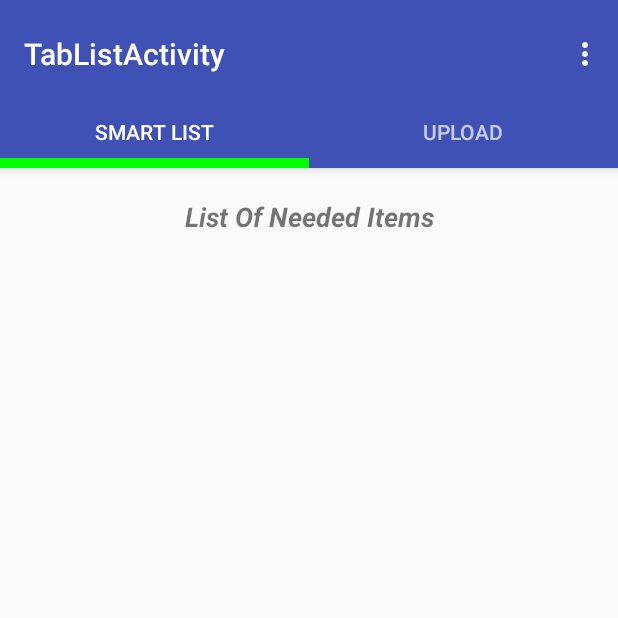
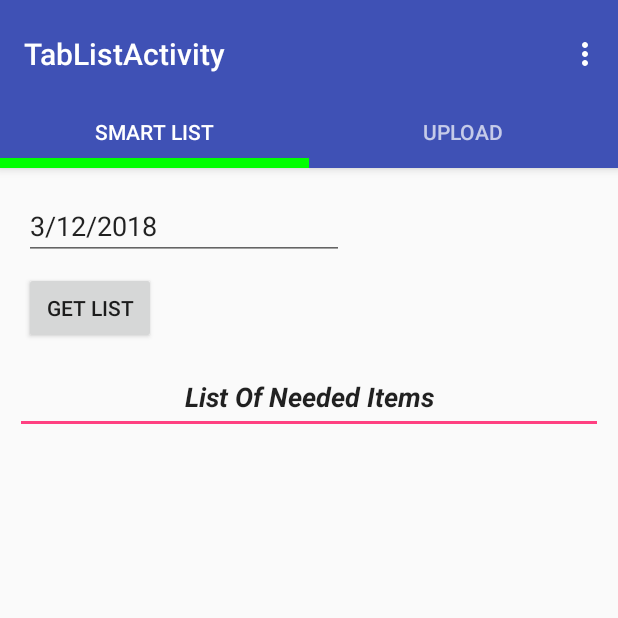
Before and after one commit to abhinandan27/SEgroupH, an Android app: the TabListActivity screen opened directly, with no data from a screen before it, in the options menu, after a tap on "Clear Data", on a phone screen of 412 x 824 dp, the top half of it. Run offline under Robolectric (Android 15) with nearby library versions, the phone set to English and light mode, and no system bars; our stand-ins replace Volley; network calls fail; 1 statement that could not run was skipped.

Commit message:
GetList with DatePicker

```diff
--- a/ShoppingList/app/src/main/java/com/prashant/shoppinglist/SmartListTab.java
+++ b/ShoppingList/app/src/main/java/com/prashant/shoppinglist/SmartListTab.java
@@ -1,24 +1,218 @@
 package com.prashant.shoppinglist;
 
+import android.app.DatePickerDialog;
+import android.icu.util.Calendar;
 import android.os.Bundle;
 import android.support.v4.app.Fragment;
 import android.view.LayoutInflater;
 import android.view.View;
 import android.view.ViewGroup;
 import android.widget.ArrayAdapter;
+import android.widget.Button;
+import android.widget.DatePicker;
+import android.widget.EditText;
 import android.widget.ListAdapter;
 import android.widget.ListView;
+import android.widget.ProgressBar;
+import android.widget.Toast;
+
+import com.android.volley.AuthFailureError;
+import com.android.volley.Request;
+import com.android.volley.RequestQueue;
+import com.android.volley.Response;
+import com.android.volley.VolleyError;
+import com.android.volley.toolbox.StringRequest;
+import com.android.volley.toolbox.Volley;
+import com.google.gson.Gson;
+import com.google.gson.reflect.TypeToken;
+
+import java.lang.reflect.Type;
+import java.text.SimpleDateFormat;
+import java.util.ArrayList;
+import java.util.HashMap;
+import java.util.List;
+import java.util.Map;
 
 /**
  * Created by Prashant on 2/12/2018.
  */
 
 public class SmartListTab extends Fragment {
+    EditText shopping_date;
+    Button btn_get_list;
+    private DatePickerDialog.OnDateSetListener mDateListener;
     public View onCreateView(LayoutInflater inflater, ViewGroup container,
                              Bundle savedInstanceState) {
 
             //getting the first part
             final View rootView = inflater.inflate(R.layout.smart_list_fragment, container, false);
+
+        shopping_date=(EditText)rootView.findViewById(R.id.shopping_date);
+
+        //setting a default date
+        Calendar cal=Calendar.getInstance();
+        int year_c=cal.get(Calendar.YEAR);
+        int month_c=cal.get(Calendar.MONTH)+1;
+        int day_c=cal.get(Calendar.DATE);
+
+        String date_c=String.valueOf(month_c)+"/"+String.valueOf(day_c)+"/"+String.valueOf(year_c);
+        final String default_date=String.valueOf(year_c)+String.valueOf(month_c)+String.valueOf(day_c);
+        shopping_date.setText(date_c);
+
+        shopping_date.setOnClickListener(new View.OnClickListener() {
+            @Override
+            public void onClick(View v) {
+                Calendar cal=Calendar.getInstance();
+                int year=cal.get(Calendar.YEAR);
+                int month=cal.get(Calendar.MONTH);
+                int date=cal.get(Calendar.DATE);
+                DatePickerDialog dialog=new DatePickerDialog(getContext(),android.R.style.Theme_DeviceDefault_Light,mDateListener,year,month,date);
+                dialog.show();
+            }
+        });
+
+        mDateListener=new DatePickerDialog.OnDateSetListener(){
+
+            @Override
+            public void onDateSet(DatePicker view, int year, int month, int dayOfMonth) {
+                String date=(month+1)+"/"+dayOfMonth+"/"+year;
+                shopping_date.setText(date);
+
+                //setting date of all other items to same
+
+
+            }
+        };
+
+
+        btn_get_list=(Button)rootView.findViewById(R.id.get_list_button);
+
+        btn_get_list.setOnClickListener(new View.OnClickListener() {
+            @Override
+            public void onClick(View v) {
+
+                enableListProgressBar(rootView);
+                /*
+                String arr[]=new StringBuilder(shopping_date.getText()).toString().split("/");
+                SimpleDateFormat sdf=new SimpleDateFormat("YYYYMMdd");
+                Calendar cal=Calendar.getInstance();
+
+                cal.set(Integer.parseInt(arr[2]),Integer.parseInt(arr[0])-1,Integer.parseInt(arr[1]));
+                // Toast.makeText(getContext(),sdf.format(cal.getTime()),Toast.LENGTH_LONG).show();
+                String parsedDate=sdf.format(cal.getTime());
+
+
+                */
+
+                setDefaultTabWithSmartList(rootView);
+            }
+        });
+
             return  rootView;
     }
+
+
+
+    public void setDefaultTabWithSmartList(final View v)
+    {  // enableListProgressBar(v);
+        //get ietms from from server
+        Bundle b=getActivity().getIntent().getExtras();
+        String user=b.getString("emailId");
+        //String user="a";
+        String arr[]=new StringBuilder(shopping_date.getText()).toString().split("/");
+        SimpleDateFormat sdf=new SimpleDateFormat("YYYYMMdd");
+        Calendar cal=Calendar.getInstance();
+
+        cal.set(Integer.parseInt(arr[2]),Integer.parseInt(arr[0])-1,Integer.parseInt(arr[1]));
+         //Toast.makeText(getContext(),arr[2],Toast.LENGTH_LONG).show();
+        String parsedDate=sdf.format(cal.getTime());
+        //String parsedDate="20180312";
+
+        final String url="http://"+Server.serverAddress+"/Shopping/getList?emailId="+user+"date="+parsedDate;
+        //Toast.makeText(getContext(),parsedDate,Toast.LENGTH_LONG).show();
+
+        StringRequest req=new StringRequest(Request.Method.GET, url, new Response.Listener<String>() {
+
+            @Override
+            public void onResponse(String response) {
+                //Toast.makeText(getApplicationContext(),response,Toast.LENGTH_LONG).show();
+
+                setItems(response,v);
+                disableListProgressBar(v);
+
+            }
+        }, new Response.ErrorListener() {
+            @Override
+            public void onErrorResponse(VolleyError error) {
+                disableListProgressBar(v);
+                Toast.makeText(getContext(),"Please try again",Toast.LENGTH_LONG).show();
+
+                error.printStackTrace();
+
+            }
+        }){
+            @Override
+            protected Map<String, String> getParams() throws AuthFailureError {
+                Map<String,String> params=new HashMap<>();
+
+
+                return params;
+
+            }
+        };
+        //check response
+
+        RequestQueue queue= Volley.newRequestQueue(getContext());
+        queue.add(req);
+
+
+
+
+
+
+
+
+
+    }
+
+    //setting items in a list
+    public void setItems(String response,View v)
+    {
+        //parse response and get items
+        //Toast.makeText(getApplicationContext(),response,Toast.LENGTH_LONG).show();
+
+        //ArrayList<String> temp=new Gson().fromJson(response,ArrayList.class);
+        Gson json=new Gson();
+
+        Type type= new TypeToken<List<String>>(){}.getType();
+        ArrayList<String> data=new ArrayList<String>();
+        data=json.fromJson(response,type);
+        //Toast.makeText(getApplicationContext(),data.toString(),Toast.LENGTH_LONG).show();
+
+        String items[]=new String[data.size()];
+        int index=0;
+        for(String s:data)
+            items[index++]=s;
+
+        ListAdapter itemsAdapter=new ArrayAdapter<String>(getContext(),android.R.layout.simple_list_item_1,items);
+        ListView listview=(ListView)v.findViewById(R.id.item_list_view);
+        listview.setAdapter(itemsAdapter);
+
+    }
+
+
+
+
+    public void enableListProgressBar(View v)
+    {
+        ProgressBar smartList=(ProgressBar)v.findViewById(R.id.smartListProgress);
+        smartList.setVisibility(View.VISIBLE);
+    }
+
+
+    public void disableListProgressBar(View v)
+    {
+        ProgressBar smartList=(ProgressBar)v.findViewById(R.id.smartListProgress);
+        smartList.setVisibility(View.INVISIBLE);
+    }
 }
--- a/ShoppingList/app/src/main/java/com/prashant/shoppinglist/TabListActivity.java
+++ b/ShoppingList/app/src/main/java/com/prashant/shoppinglist/TabListActivity.java
@@ -123,8 +123,10 @@ public class TabListActivity extends AppCompatActivity {
                 disableListProgressBar();
                 if(tab.getText().equals("Smart List"))
                 {
-                    enableListProgressBar();
-                    setDefaultTabWithSmartList();}
+                   // enableListProgressBar();
+                    //setDefaultTabWithSmartList();
+                    //
+                    }
                 else
                 {
                     /*
@@ -371,7 +373,7 @@ public class TabListActivity extends AppCompatActivity {
         String parsedDate=sdf.format(cal.getTime());
 
         final String url="http://"+Server.serverAddress+"/Shopping/getList?emailId="+user+"date="+parsedDate;
-        Toast.makeText(getApplicationContext(),url,Toast.LENGTH_LONG).show();
+       // Toast.makeText(getApplicationContext(),url,Toast.LENGTH_LONG).show();
 
         StringRequest req=new StringRequest(Request.Method.GET, url, new Response.Listener<String>() {
 
--- a/ShoppingList/app/src/main/res/layout/smart_list_fragment.xml
+++ b/ShoppingList/app/src/main/res/layout/smart_list_fragment.xml
@@ -9,7 +9,7 @@
     tools:layout_editor_absoluteX="0dp">
 
 
-    <TextView
+    <EditText
         android:id="@+id/itemHeading"
         android:layout_width="0dp"
         android:layout_height="50dp"
@@ -18,8 +18,8 @@
         android:layout_marginLeft="10dp"
         android:layout_marginRight="10dp"
         android:layout_marginStart="10dp"
-        android:layout_marginTop="10dp"
         android:padding="10dp"
+
         android:paddingBottom="10dp"
         android:paddingEnd="10dp"
         android:paddingLeft="10dp"
@@ -32,38 +32,12 @@
         android:textStyle="bold|italic"
         app:layout_constraintLeft_toLeftOf="parent"
         app:layout_constraintRight_toRightOf="parent"
-        app:layout_constraintTop_toTopOf="parent"
         tools:layout_constraintLeft_creator="1"
         tools:layout_constraintRight_creator="1"
-        tools:layout_constraintTop_creator="1" />
-
-    <ListView
-        android:id="@+id/item_list_view"
-        android:layout_width="0dp"
-        android:layout_height="0dp"
-        android:layout_margin="10dp"
-        android:layout_marginBottom="10dp"
-        android:layout_marginTop="10dp"
-        android:padding="10dp"
-        android:paddingBottom="10dp"
-        android:paddingEnd="10dp"
-        android:paddingLeft="10dp"
-        android:paddingRight="10dp"
-        android:paddingStart="10dp"
-        android:paddingTop="10dp"
-        app:layout_constraintBottom_toBottomOf="parent"
-        app:layout_constraintLeft_toLeftOf="parent"
-        app:layout_constraintRight_toRightOf="parent"
-        app:layout_constraintTop_toBottomOf="@+id/itemHeading"
-        tools:layout_constraintBottom_creator="1"
-        tools:layout_constraintLeft_creator="1"
-        tools:layout_constraintRight_creator="1"
+        app:layout_constraintHorizontal_bias="0.0"
         tools:layout_constraintTop_creator="1"
-        app:layout_constraintVertical_bias="0.0"
-        android:layout_marginStart="10dp"
-        android:layout_marginEnd="10dp"
-        android:layout_marginLeft="10dp"
-        android:layout_marginRight="10dp" />
+        android:layout_marginTop="22dp"
+        app:layout_constraintTop_toBottomOf="@+id/get_list_button" />
 
     <ProgressBar
         android:id="@+id/smartListProgress"
@@ -82,5 +56,64 @@
         app:layout_constraintLeft_toLeftOf="parent"
         app:layout_constraintTop_toTopOf="parent" />
 
+    <Button
+        android:id="@+id/get_list_button"
+        android:layout_width="wrap_content"
+        android:layout_height="wrap_content"
+        android:text="Get List"
+        tools:layout_constraintTop_creator="1"
+        android:layout_marginStart="16dp"
+        android:layout_marginTop="69dp"
+        tools:layout_constraintLeft_creator="1"
+        app:layout_constraintLeft_toLeftOf="parent"
+        app:layout_constraintTop_toTopOf="parent"
+        android:layout_marginLeft="16dp" />
+
+    <EditText
+        android:id="@+id/shopping_date"
+        android:layout_width="wrap_content"
+        android:layout_height="wrap_content"
+        android:ems="10"
+        android:clickable="false"
+        android:focusable="false"
+        android:hint="Enter a shopping date"
+        android:inputType="date"
+        tools:layout_constraintTop_creator="1"
+        android:layout_marginStart="16dp"
+        android:layout_marginTop="16dp"
+        tools:layout_constraintLeft_creator="1"
+        app:layout_constraintLeft_toLeftOf="parent"
+        app:layout_constraintTop_toTopOf="parent"
+        android:layout_marginLeft="16dp" />
+
+    <ListView
+        android:id="@+id/item_list_view"
+        android:layout_width="0dp"
+        android:layout_height="0dp"
+        android:layout_margin="10dp"
+        android:layout_marginBottom="10dp"
+        android:layout_marginEnd="10dp"
+        android:layout_marginLeft="10dp"
+        android:layout_marginRight="10dp"
+        android:layout_marginStart="10dp"
+        android:layout_marginTop="10dp"
+        android:padding="10dp"
+        android:paddingBottom="10dp"
+        android:paddingEnd="10dp"
+        android:paddingLeft="10dp"
+        android:paddingRight="10dp"
+        android:paddingStart="10dp"
+        android:paddingTop="10dp"
+        app:layout_constraintBottom_toBottomOf="parent"
+        app:layout_constraintHorizontal_bias="0.0"
+        app:layout_constraintLeft_toLeftOf="parent"
+        app:layout_constraintRight_toRightOf="parent"
+        app:layout_constraintTop_toBottomOf="@+id/itemHeading"
+        app:layout_constraintVertical_bias="1.0"
+        tools:layout_constraintBottom_creator="1"
+        tools:layout_constraintLeft_creator="1"
+        tools:layout_constraintRight_creator="1"
+        tools:layout_constraintTop_creator="1" />
+
 
 </android.support.constraint.ConstraintLayout>
```
